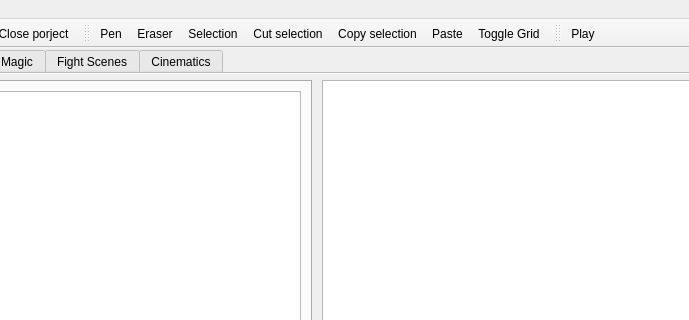
Old version of the form src/GeneralWindow.ui in the repository dummymeuporg/dummyeditor; both pictures show x 271 to 960 and y 0 to 320 of the 1084 by 756 pixel window.
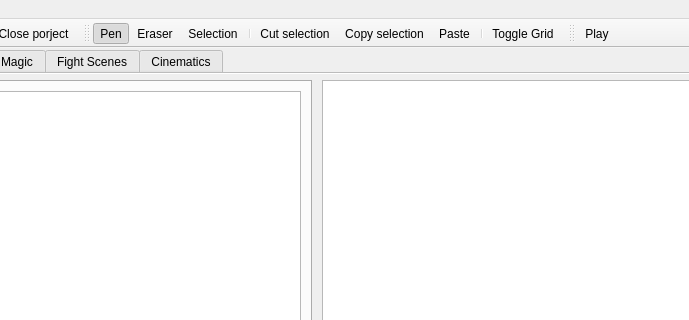
New version of the form. Icons and pictures are not drawn. Custom widgets are drawn as their Qt base class.

Patch:
```diff
--- a/src/GeneralWindow.ui
+++ b/src/GeneralWindow.ui
@@ -268,9 +268,11 @@
    <addaction name="actionPen"/>
    <addaction name="actionEraser"/>
    <addaction name="actionSelection"/>
+   <addaction name="separator"/>
    <addaction name="actionCut"/>
    <addaction name="actionCopy"/>
    <addaction name="actionPaste"/>
+   <addaction name="separator"/>
    <addaction name="actionToggleGrid"/>
   </widget>
   <widget class="QToolBar" name="toolbar_gameTool">
@@ -319,6 +321,9 @@
    <property name="checkable">
     <bool>true</bool>
    </property>
+   <property name="checked">
+    <bool>true</bool>
+   </property>
    <property name="icon">
     <iconset resource="../icons.qrc">
      <normaloff>:/icons/icon_pen.png</normaloff>:/icons/icon_pen.png</iconset>
```
Left out of the diff: 2 changed lines with no effect on the pictures.
